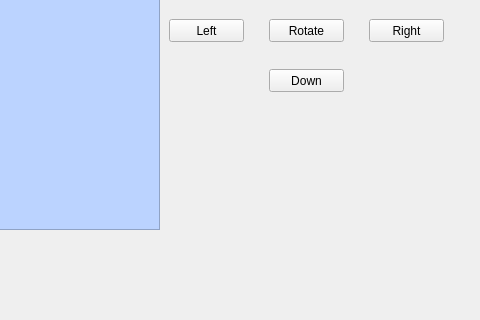
Before: the Qt Designer form developing/multiwindows/ShipGenerationWindow.ui in kostichs/battleship, drawn with Qt 5; both pictures show x 291 to 771 and y 151 to 471 of the 771 by 696 pixel window.
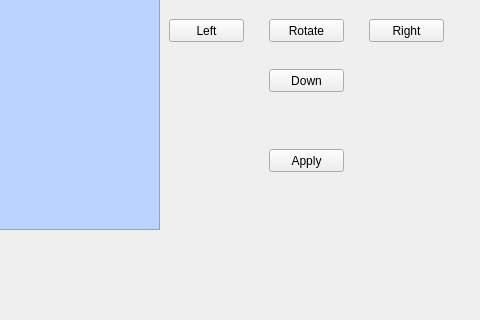
After: the same form once the commit is applied.

Commit message: apply button and function

The edit to the form file:
```diff
--- a/developing/multiwindows/ShipGenerationWindow.ui
+++ b/developing/multiwindows/ShipGenerationWindow.ui
@@ -107,6 +107,19 @@
     <string>Rotate</string>
    </property>
   </widget>
+  <widget class="QPushButton" name="apply_btn">
+   <property name="geometry">
+    <rect>
+     <x>560</x>
+     <y>300</y>
+     <width>75</width>
+     <height>23</height>
+    </rect>
+   </property>
+   <property name="text">
+    <string>Apply</string>
+   </property>
+  </widget>
  </widget>
  <resources/>
  <connections/>
```
The commit also changes 2 other files.
